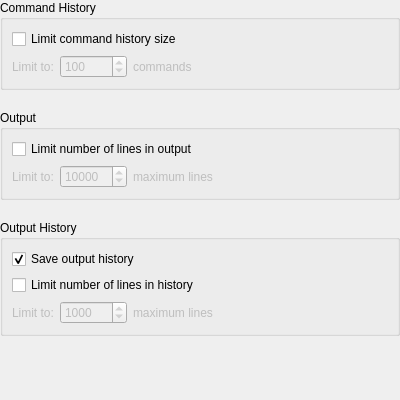
This is smushclient-qt/cpp/ui/settings/history.ui in jnbooth/smushclient as Qt 5 draws it before an edit. The edited form follows.
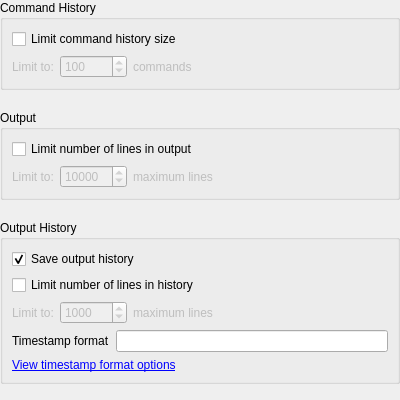
This is the edited form.

Commit message: display timestamps

The edit to the form file:
```diff
--- a/smushclient-qt/cpp/ui/settings/history.ui
+++ b/smushclient-qt/cpp/ui/settings/history.ui
@@ -258,6 +258,31 @@
         </layout>
        </widget>
       </item>
+      <item>
+       <layout class="QVBoxLayout" name="timestampGroup">
+        <item>
+         <layout class="QFormLayout" name="formLayout">
+          <item row="0" column="0">
+           <widget class="QLabel" name="TimestampFormat_label">
+            <property name="text">
+             <string>Timestamp format</string>
+            </property>
+           </widget>
+          </item>
+          <item row="0" column="1">
+           <widget class="QLineEdit" name="TimestampFormat"/>
+          </item>
+         </layout>
+        </item>
+        <item>
+         <widget class="QLabel" name="label_4">
+          <property name="text">
+           <string>&lt;a href=&quot;https://doc.qt.io/qt-6/qdatetime.html#toString&quot;&gt;View timestamp format options&lt;/a&gt;</string>
+          </property>
+         </widget>
+        </item>
+       </layout>
+      </item>
      </layout>
     </widget>
    </item>
```
The commit also changes 9 other files.
